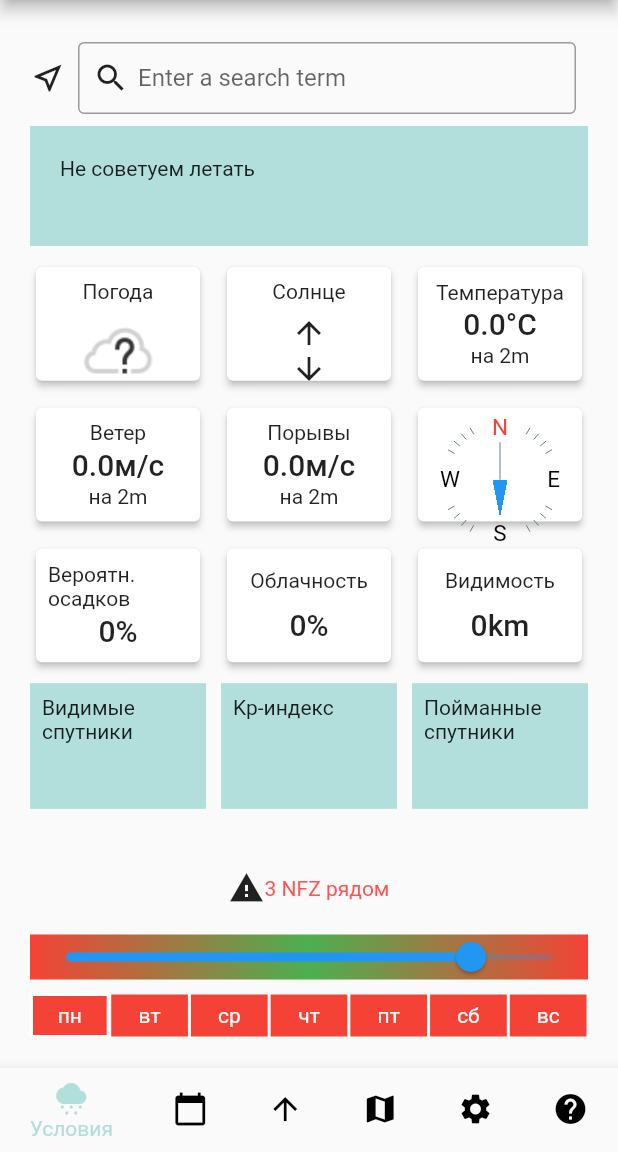
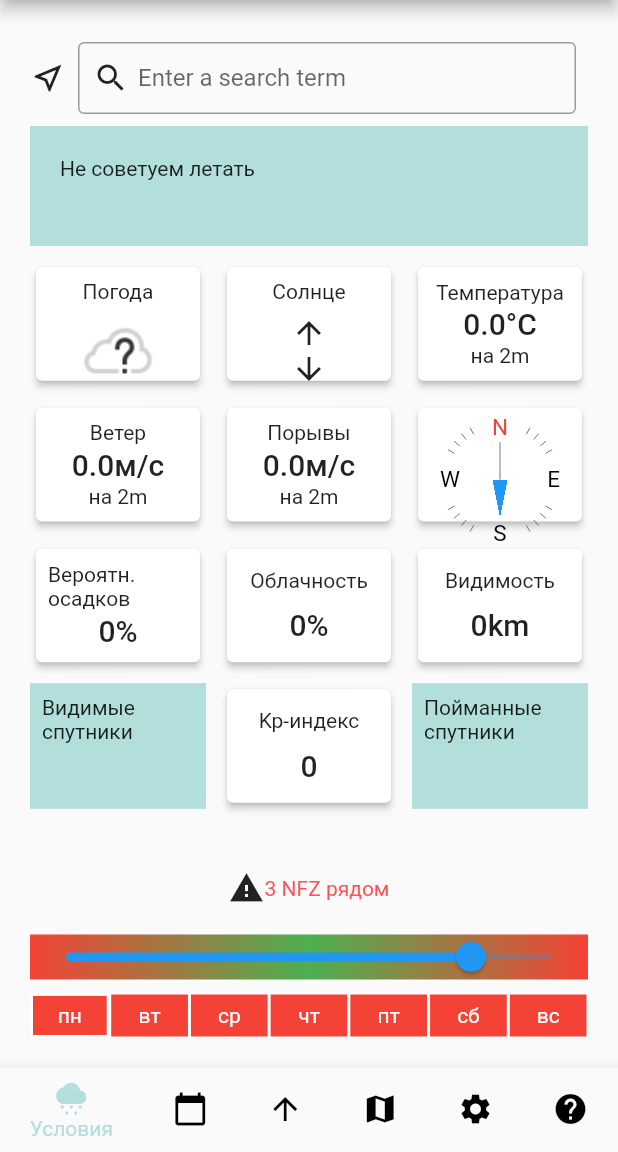
Before and after one commit to megabayt/forecast_app, a Flutter app: the screen it shows after launch, on a phone screen of 412 x 824 dp, the part 84-1236 px from its top. Run offline on Flutter 3.47's test engine with Material 2 defaults, Android fonts, the phone set to English and light mode, and no system bars; drawn by our look-alikes of syncfusion_flutter_sliders; our stand-ins replace bloc, copy_with_extension, flutter_bloc, flutter_dotenv, geolocator, get_it and 2 more; missing offline and left inert: syncfusion_flutter_core; generated files the repository leaves out were written again.

Commit message:
add kpIndex

```diff
--- a/lib/blocs/common_bloc/common_bloc.dart
+++ b/lib/blocs/common_bloc/common_bloc.dart
@@ -2,6 +2,7 @@ import 'package:bloc/bloc.dart';
 import 'package:copy_with_extension/copy_with_extension.dart';
 import 'package:forecast_app/cubits/cloudiness_cubit/cloudiness_cubit.dart';
 import 'package:forecast_app/cubits/common_settings_cubit/common_settings_cubit.dart';
+import 'package:forecast_app/cubits/kpindex_cubit/kpindex_cubit.dart';
 import 'package:forecast_app/cubits/precipitation_cubit/precipitation_cubit.dart';
 import 'package:forecast_app/cubits/visibility_cubit/visibility_cubit.dart';
 import 'package:forecast_app/cubits/wind_cubit/wind_cubit.dart';
@@ -27,6 +28,7 @@ class CommonBloc extends Bloc<CommonEvent, CommonState> {
   final PrecipitationCubit _precipitationCubit;
   final CloudinessCubit _cloudinessCubit;
   final VisibilityCubit _visibilityCubit;
+  final KpIndexCubit _kpIndexCubit;
   final CommonSettingsCubit _commonSettingsCubit;
 
   CommonBloc({
@@ -37,6 +39,7 @@ class CommonBloc extends Bloc<CommonEvent, CommonState> {
     required PrecipitationCubit precipitationCubit,
     required CloudinessCubit cloudinessCubit,
     required VisibilityCubit visibilityCubit,
+    required KpIndexCubit kpIndexCubit,
     required CommonSettingsCubit commonSettingsCubit,
   })  : _weatherCubit = weatherCubit,
         _sunCubit = sunCubit,
@@ -45,6 +48,7 @@ class CommonBloc extends Bloc<CommonEvent, CommonState> {
         _precipitationCubit = precipitationCubit,
         _cloudinessCubit = cloudinessCubit,
         _visibilityCubit = visibilityCubit,
+        _kpIndexCubit = kpIndexCubit,
         _commonSettingsCubit = commonSettingsCubit,
         super(const CommonState()) {
     on<FetchAll>(
@@ -128,6 +132,11 @@ class CommonBloc extends Bloc<CommonEvent, CommonState> {
       if (visibility != null) {
         _visibilityCubit.onValue(visibility);
       }
+
+      final kpIndex = result.getValueByParameter('kp:idx');
+      if (kpIndex != null) {
+        _kpIndexCubit.onValue(kpIndex);
+      }
     } catch (_) {}
     emit(state.copyWith(
       isFetching: false,
--- /dev/null
+++ b/lib/cubits/kpindex_cubit/kpindex_cubit.dart
@@ -0,0 +1,40 @@
+import 'package:hydrated_bloc/hydrated_bloc.dart';
+import 'package:meta/meta.dart';
+
+part 'kpindex_state.dart';
+
+class KpIndexCubit extends HydratedCubit<KpIndexState> {
+  KpIndexCubit() : super(const KpIndexState());
+
+  onValue(int newValue) {
+    emit(state.copyWith(
+      value: newValue,
+    ));
+  }
+
+  onChangeMax(int newMax) {
+    emit(state.copyWith(
+      max: newMax,
+    ));
+  }
+
+  onToggleMax() {
+    emit(state.copyWith(
+      maxOn: !state.maxOn,
+    ));
+  }
+
+  @override
+  KpIndexState fromJson(Map<String, dynamic> json) => KpIndexState(
+        maxOn: json['maxOn'],
+        max: json['max'],
+        value: json['value'],
+      );
+
+  @override
+  Map<String, dynamic> toJson(KpIndexState state) => {
+        'maxOn': state.maxOn,
+        'max': state.max,
+        'value': state.value,
+      };
+}
--- /dev/null
+++ b/lib/cubits/kpindex_cubit/kpindex_state.dart
@@ -0,0 +1,25 @@
+part of 'kpindex_cubit.dart';
+
+@immutable
+class KpIndexState {
+  const KpIndexState({
+    this.maxOn = true,
+    this.max = 5,
+    this.value = 0,
+  });
+
+  KpIndexState copyWith({
+    bool? maxOn,
+    int? max,
+    int? value,
+  }) =>
+      KpIndexState(
+        maxOn: maxOn ?? this.maxOn,
+        max: max ?? this.max,
+        value: value ?? this.value,
+      );
+
+  final bool maxOn;
+  final int max;
+  final int value;
+}
--- a/lib/interfaces/common_info.dart
+++ b/lib/interfaces/common_info.dart
@@ -19,6 +19,12 @@ class CommonInfo {
   final DateTime dateGenerated;
   final String status;
   final List<Datum> data;
+
+  CommonInfo mergeWith(CommonInfo other) {
+    return copyWith(
+      data: [...data, ...other.data],
+    );
+  }
 
   CommonInfo copyWith({
     String? version,
--- a/lib/main.dart
+++ b/lib/main.dart
@@ -3,6 +3,7 @@ import 'package:flutter_bloc/flutter_bloc.dart';
 import 'package:forecast_app/blocs/common_bloc/common_bloc.dart';
 import 'package:forecast_app/cubits/cloudiness_cubit/cloudiness_cubit.dart';
 import 'package:forecast_app/cubits/common_settings_cubit/common_settings_cubit.dart';
+import 'package:forecast_app/cubits/kpindex_cubit/kpindex_cubit.dart';
 import 'package:forecast_app/cubits/precipitation_cubit/precipitation_cubit.dart';
 import 'package:forecast_app/cubits/visibility_cubit/visibility_cubit.dart';
 import 'package:forecast_app/cubits/wind_cubit/wind_cubit.dart';
@@ -54,6 +55,10 @@ Future main() async {
             lazy: false,
           ),
           BlocProvider(
+            create: (_) => KpIndexCubit(),
+            lazy: false,
+          ),
+          BlocProvider(
             create: (_) => CommonSettingsCubit(),
             lazy: false,
           ),
@@ -74,6 +79,7 @@ Future main() async {
               precipitationCubit: BlocProvider.of<PrecipitationCubit>(context),
               cloudinessCubit: BlocProvider.of<CloudinessCubit>(context),
               visibilityCubit: BlocProvider.of<VisibilityCubit>(context),
+              kpIndexCubit: BlocProvider.of<KpIndexCubit>(context),
               commonSettingsCubit:
                   BlocProvider.of<CommonSettingsCubit>(context),
             )..add(FetchAll()),
--- a/lib/widgets/kp_index.dart
+++ b/lib/widgets/kp_index.dart
@@ -1,14 +1,54 @@
 import 'package:flutter/material.dart';
+import 'package:flutter_bloc/flutter_bloc.dart';
+import 'package:forecast_app/blocs/common_bloc/common_bloc.dart';
+import 'package:forecast_app/cubits/kpindex_cubit/kpindex_cubit.dart';
+import 'package:forecast_app/widgets/kpindex_bottom_sheet.dart';
 
 class KpIndex extends StatelessWidget {
   const KpIndex({Key? key}) : super(key: key);
 
   @override
   build(BuildContext context) {
-    return Container(
-      padding: const EdgeInsets.all(8),
-      child: const Text("Kp-индекс"),
-      color: Colors.teal[100],
+    return BlocBuilder<CommonBloc, CommonState>(
+      builder: (commonBlocContext, commonBlocState) {
+        return BlocBuilder<KpIndexCubit, KpIndexState>(
+          builder: (precipitationCubitContext, precipitationCubitState) {
+            return GestureDetector(
+              onTap: () {
+                showModalBottomSheet(
+                  context: context,
+                  isScrollControlled: true,
+                  builder: (_) {
+                    return const KpIndexBottomSheet();
+                  },
+                );
+              },
+              child: Card(
+                elevation: 2,
+                child: Padding(
+                  padding: const EdgeInsets.all(8),
+                  child: Column(
+                    mainAxisAlignment: MainAxisAlignment.spaceAround,
+                    crossAxisAlignment: CrossAxisAlignment.center,
+                    children: [
+                      Text(
+                        "Kp-индекс",
+                        style: Theme.of(context).textTheme.bodyMedium,
+                      ),
+                      commonBlocState.isFetching
+                          ? const CircularProgressIndicator()
+                          : Text(
+                              precipitationCubitState.value.toString(),
+                              style: Theme.of(context).textTheme.titleLarge,
+                            ),
+                    ],
+                  ),
+                ),
+              ),
+            );
+          },
+        );
+      },
     );
   }
 }
```
Also changed, not shown: lib/services/network_service_impl.dart (+79 -14 lines), lib/widgets/kpindex_bottom_sheet.dart (added, +61 -0 lines).
